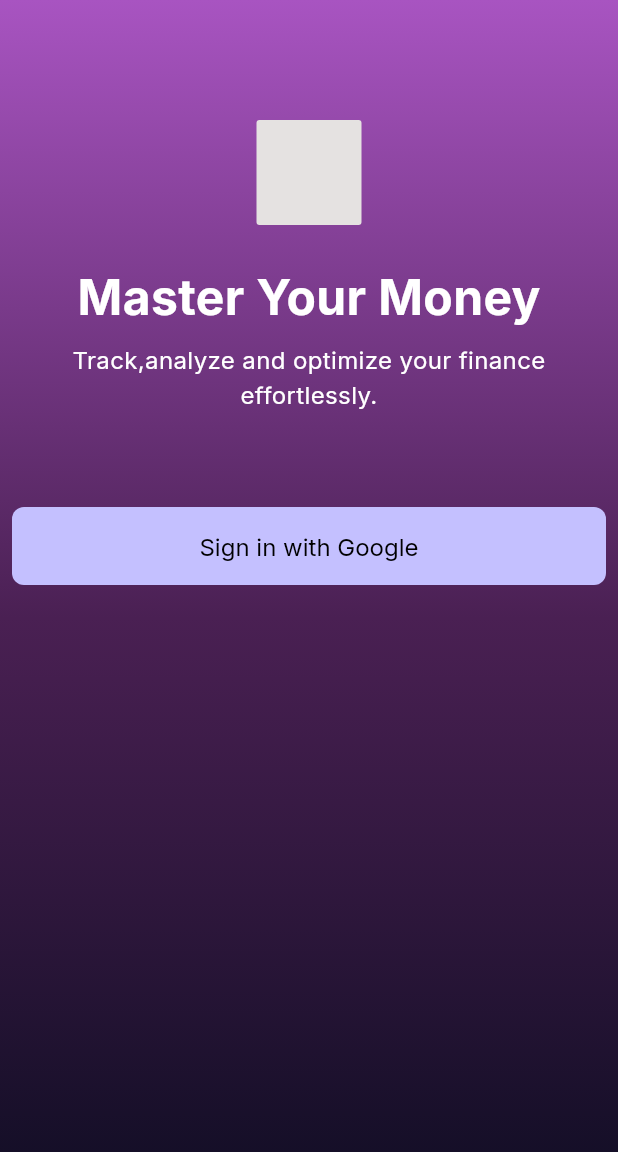
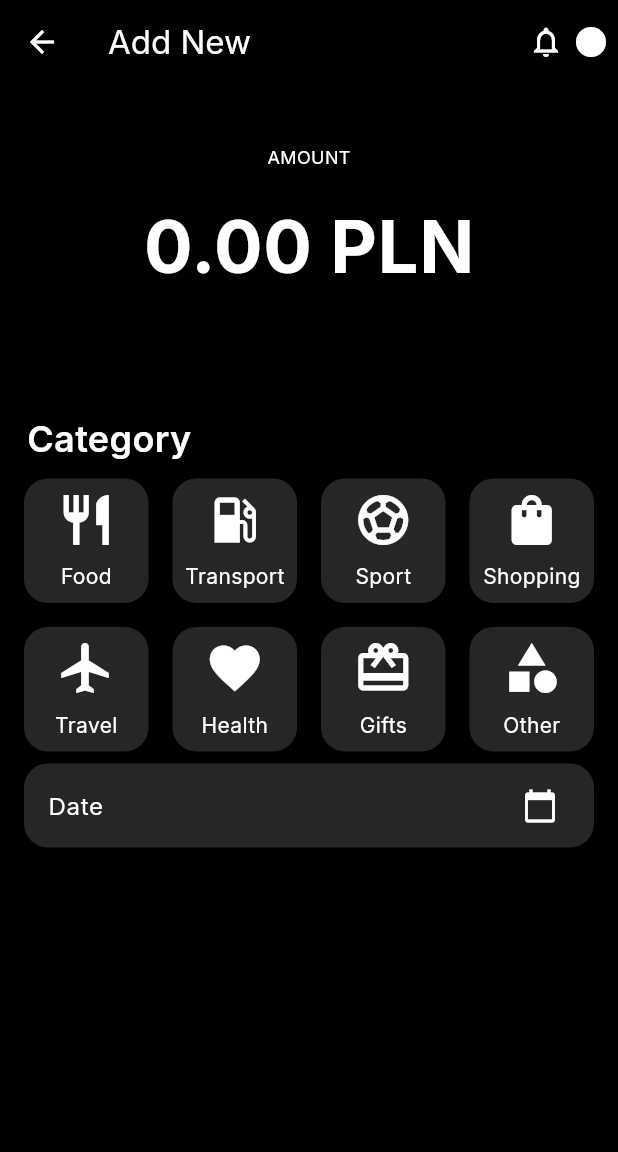
Before and after one commit to halilben22/nexo_app, a Flutter app: the screen it shows after launch, on a phone screen of 412 x 824 dp. Shown: the top 1152 px of the screen. Run offline on Flutter 3.47's test engine with Material 3 defaults, Android fonts, the light colour scheme and no system bars; our stand-ins replace bloc, cloud_firestore, firebase_auth, firebase_core, flutter_bloc, google_fonts and 1 more; accounts and stored records are empty.

Commit message:
new transaction ui edited

```diff
--- /dev/null
+++ b/lib/components/home/category_card.dart
@@ -0,0 +1,31 @@
+import 'package:flutter/material.dart';
+import 'package:nexo_app/models/categories.dart';
+
+class CategoryCard extends StatefulWidget {
+  final Categories categories;
+  const CategoryCard({super.key, required this.categories});
+
+  @override
+  State<CategoryCard> createState() => _CategoryCardState();
+}
+
+class _CategoryCardState extends State<CategoryCard> {
+  @override
+  Widget build(BuildContext context) {
+    return Card(
+      child: InkWell(
+        onTap: () {
+          print(widget.categories.name);
+        },
+        child: Column(
+          mainAxisAlignment: MainAxisAlignment.center,
+          children: [
+            Icon(widget.categories.icon, size: 40),
+            const SizedBox(height: 8),
+            Text(widget.categories.name),
+          ],
+        ),
+      ),
+    );
+  }
+}
--- /dev/null
+++ b/lib/components/home/date_card.dart
@@ -0,0 +1,23 @@
+import 'package:flutter/material.dart';
+
+class DateCard extends StatefulWidget {
+  final VoidCallback onPressed;
+  final DateTime date;
+  const DateCard({super.key, required this.date, required this.onPressed});
+
+  @override
+  State<DateCard> createState() => _DateCardState();
+}
+
+class _DateCardState extends State<DateCard> {
+  @override
+  Widget build(BuildContext context) {
+    return Card(
+      child: ListTile(
+        trailing: Icon(Icons.calendar_today),
+        title: Text("Date"),
+        onTap: widget.onPressed,
+      ),
+    );
+  }
+}
--- a/lib/core/theme/app_text_styles.dart
+++ b/lib/core/theme/app_text_styles.dart
@@ -5,6 +5,11 @@ import 'package:nexo_app/core/theme/app_colors.dart';
 class AppTextStyles {
   AppTextStyles._();
 
+  static final heading1xl = GoogleFonts.inter(
+    fontSize: 48,
+    fontWeight: FontWeight.bold,
+    color: AppColors.textPrimary,
+  );
   static final heading1 = GoogleFonts.inter(
     fontSize: 32,
     fontWeight: FontWeight.bold,
--- a/lib/core/theme/app_theme.dart
+++ b/lib/core/theme/app_theme.dart
@@ -12,18 +12,23 @@ class AppTheme {
     useMaterial3: true,
 
     scaffoldBackgroundColor: AppColors.background,
-    textTheme: GoogleFonts.interTextTheme(),
+    textTheme: GoogleFonts.interTextTheme(
+      ThemeData.dark().textTheme.apply(
+        bodyColor: AppColors.textPrimary,
+        displayColor: AppColors.textPrimary,
+      ),
+    ),
+
     colorScheme: ColorScheme.dark(
       primary: AppColors.primary,
       tertiary: AppColors.tertiary,
       secondary: AppColors.secondary,
       error: AppColors.error,
-    ),
-    primaryTextTheme: TextTheme(
-      displayLarge: AppTextStyles.heading1,
-      headlineLarge: AppTextStyles.heading2,
-      bodyMedium: AppTextStyles.body,
-      bodySmall: AppTextStyles.small,
+      surface: AppColors.background,
+      background: AppColors.background,
+      onBackground: AppColors.textPrimary,
+      onSurface: AppColors.textPrimary,
+      onPrimary: Colors.black,
     ),
 
     //APPBAR THEME OPSİONEL
--- a/lib/feature/home/bloc/home_state.dart
+++ b/lib/feature/home/bloc/home_state.dart
@@ -4,3 +4,5 @@ part of 'home_bloc.dart';
 sealed class HomeState {}
 
 final class HomeInitial extends HomeState {}
+
+final class HomeActionState extends HomeState {}
--- /dev/null
+++ b/lib/feature/home/ui/add_new_transaction.dart
@@ -0,0 +1,139 @@
+import 'dart:math';
+
+import 'package:flutter/material.dart';
+import 'package:flutter/services.dart';
+import 'package:nexo_app/components/home/category_card.dart';
+import 'package:nexo_app/components/home/date_card.dart';
+import 'package:nexo_app/core/theme/app_colors.dart';
+
+import 'package:nexo_app/core/theme/app_text_styles.dart';
+import 'package:nexo_app/models/categories.dart';
+
+class AddTransaction extends StatefulWidget {
+  const AddTransaction({super.key});
+
+  @override
+  State<AddTransaction> createState() => _AddTransactionState();
+}
+
+class _AddTransactionState extends State<AddTransaction> {
+  DateTime dateNow = DateTime.now();
+  Future<void> pickDate() async {
+    final DateTime? picked = await showDatePicker(
+      context: context,
+      firstDate: DateTime(dateNow.year),
+      lastDate: DateTime(2099),
+    );
+
+    if (picked != null) {
+      setState(() {
+        dateNow = picked;
+      });
+    }
+  }
+
+  final List<Categories> categories = [
+    Categories(name: "Food", icon: Icons.restaurant),
+    Categories(name: "Transport", icon: Icons.local_gas_station),
+    Categories(name: "Sport", icon: Icons.sports_soccer),
+    Categories(name: "Shopping", icon: Icons.shopping_bag),
+    Categories(name: "Travel", icon: Icons.flight),
+    Categories(name: "Health", icon: Icons.favorite),
+    Categories(name: "Gifts", icon: Icons.card_giftcard),
+    Categories(name: "Other", icon: Icons.category),
+  ];
+  @override
+  Widget build(BuildContext context) {
+    return Scaffold(
+      appBar: AppBar(
+        elevation: 0,
+        title: Text("Add New"),
+        backgroundColor: Colors.transparent,
+        leading: Icon(Icons.arrow_back),
+        actions: [
+          Row(
+            children: [
+              Padding(
+                padding: const EdgeInsets.only(right: 6),
+                child: Icon(Icons.notifications_none),
+              ),
+              Padding(
+                padding: const EdgeInsets.only(right: 6),
+                child: Icon(Icons.circle),
+              ),
+            ],
+          ),
+        ],
+      ),
+      body: Column(
+        children: [
+          Padding(
+            padding: const EdgeInsets.only(top: 40.0),
+            child: SizedBox(
+              width: double.infinity,
+
+              child: Column(
+                children: [
+                  Text("AMOUNT", style: AppTextStyles.caption),
+                  IntrinsicWidth(
+                    child: TextField(
+                      showCursor: false,
+                      keyboardType: TextInputType.number,
+                      inputFormatters: [FilteringTextInputFormatter.digitsOnly],
+                      cursorColor: AppColors.textPrimary,
+                      decoration: InputDecoration(
+                        fillColor: AppColors.background,
+                        border: InputBorder.none,
+                        enabledBorder: InputBorder.none,
+                        focusedBorder: InputBorder.none,
+                        hintText: "0.00 PLN",
+                        hintStyle: AppTextStyles.heading1xl,
+                      ),
+                    ),
+                  ),
+                ],
+              ),
+            ),
+          ),
+          SizedBox(height: 12),
+          Padding(
+            padding: const EdgeInsets.only(top: 40.0),
+            child: Container(
+              padding: EdgeInsets.only(left: 12, right: 12),
+
+              child: Column(
+                crossAxisAlignment: CrossAxisAlignment.start,
+
+                children: [
+                  Padding(
+                    padding: const EdgeInsets.all(6.0),
+                    child: Text("Category", style: AppTextStyles.heading2),
+                  ),
+                  GridView.builder(
+                    shrinkWrap: true,
+                    gridDelegate: SliverGridDelegateWithFixedCrossAxisCount(
+                      crossAxisCount: 4,
+                      crossAxisSpacing: 8,
+                      mainAxisSpacing: 8,
+                    ),
+
+                    itemCount: categories.length,
+                    itemBuilder: (context, index) {
+                      final category = categories[index];
+
+                      return CategoryCard(categories: category);
+                    },
+                  ),
+
+                  Container(
+                    child: DateCard(date: dateNow, onPressed: pickDate),
+                  ),
+                ],
+              ),
+            ),
+          ),
+        ],
+      ),
+    );
+  }
+}
--- a/lib/helper/helpers.dart
+++ /dev/null
@@ -1,9 +0,0 @@
-import 'package:cloud_firestore/cloud_firestore.dart';
-
-class Helpers {
-  FirebaseFirestore get firestore => FirebaseFirestore.instance;
-
-  CollectionReference<Map<String, dynamic>> getCollection(String collection) {
-    return firestore.collection(collection);
-  }
-}
--- a/lib/main.dart
+++ b/lib/main.dart
@@ -2,9 +2,10 @@ import 'package:firebase_core/firebase_core.dart';
 import 'package:flutter/material.dart';
 import 'package:flutter_bloc/flutter_bloc.dart';
 import 'package:nexo_app/core/theme/app_theme.dart';
+import 'package:nexo_app/feature/home/ui/add_new_transaction.dart';
 import 'package:nexo_app/feature/login/bloc/bloc/login_bloc.dart';
 import 'package:nexo_app/feature/login/repo/login_repo.dart';
-import 'package:nexo_app/feature/login/ui/login_screen.dart';
+
 import 'package:nexo_app/firebase_options.dart';
 
 void main() async {
@@ -34,7 +35,8 @@ class MyApp extends StatelessWidget {
       debugShowCheckedModeBanner: false,
       title: 'Nexo Finance App',
       theme: AppTheme.darkTheme,
-      home: const LoginScreen(),
+
+      home: const AddTransaction(),
     );
   }
 }
--- /dev/null
+++ b/lib/models/categories.dart
@@ -0,0 +1,8 @@
+import 'package:flutter/material.dart';
+
+class Categories {
+  final String name;
+  final IconData icon;
+
+  Categories({required this.name, required this.icon});
+}
```
